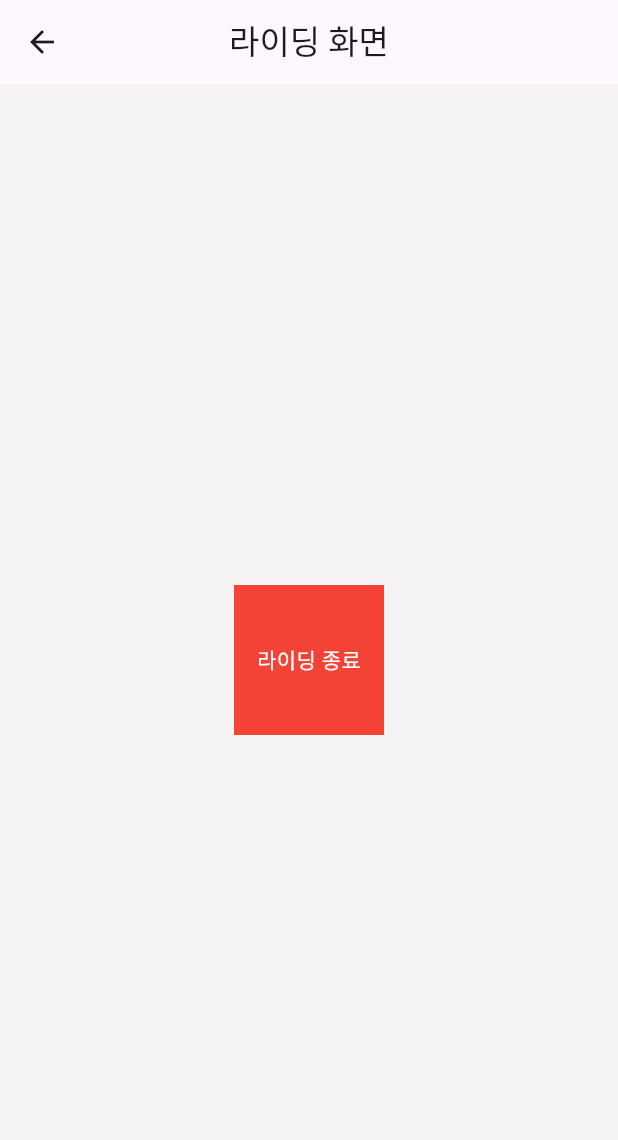
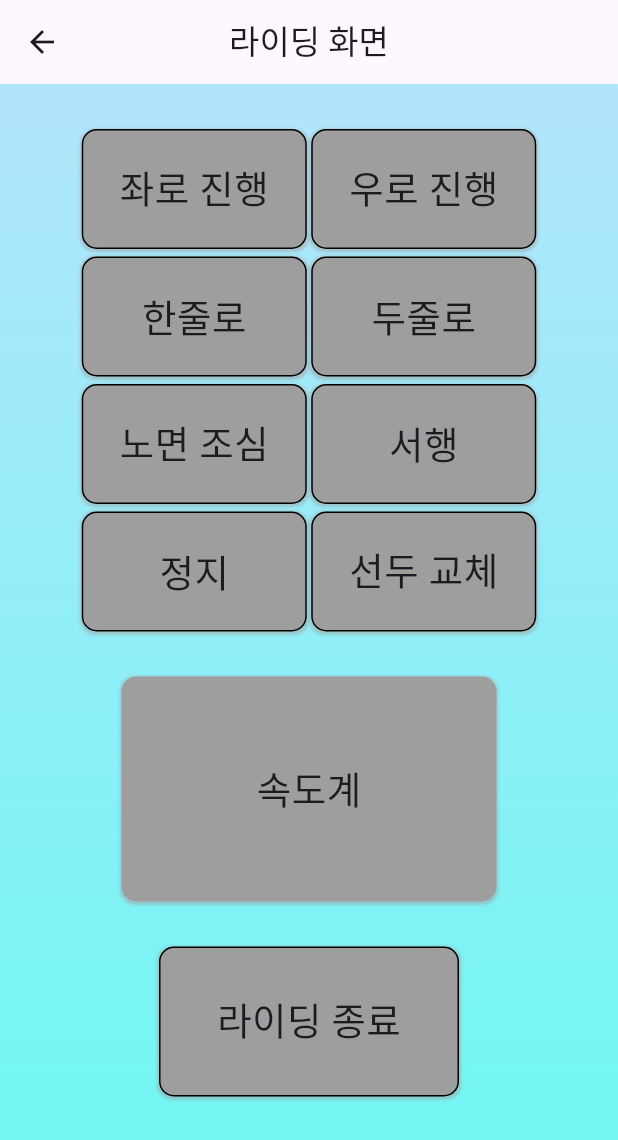
Before and after one commit to jdh4568/Together-Ride_app, a Flutter app: the Riding screen opened by its route, on a phone screen of 412 x 824 dp. Shown: the top 1140 px of the screen. Run offline on Flutter 3.47's test engine with Material 3 defaults, Android fonts, the phone set to English and light mode, and no system bars; our stand-ins replace cloud_firestore, firebase_auth, firebase_core; accounts and stored records are empty.

Commit message:
라이딩 화면 1차 구현

```diff
--- /dev/null
+++ b/togeter_ride/lib/Ride.dart
@@ -0,0 +1,43 @@
+import 'package:cloud_firestore/cloud_firestore.dart';
+
+class Ride {
+  final String rideId;
+  final String leaderUid;
+  final String currentLeaderUid;
+  final String groupId;
+  final DateTime startedAt;
+  final String status; // "진행중", "종료"
+
+  Ride({
+    required this.rideId,
+    required this.leaderUid,
+    required this.currentLeaderUid,
+    required this.groupId,
+    required this.startedAt,
+    required this.status,
+  });
+
+  // Firestore용 toMap()
+  Map<String, dynamic> toMap() {
+    return {
+      'rideId': rideId,
+      'leaderUid': leaderUid,
+      'currentLeaderUid': currentLeaderUid,
+      'groupId': groupId,
+      'startedAt': Timestamp.fromDate(startedAt),
+      'status': status,
+    };
+  }
+
+  // Firestore snapshot → Ride 객체 변환
+  factory Ride.fromMap(String docId, Map<String, dynamic> map) {
+    return Ride(
+      rideId: docId,
+      leaderUid: map['leaderUid'],
+      currentLeaderUid: map['currentLeaderUid'],
+      groupId: map['groupId'],
+      startedAt: (map['startedAt'] as Timestamp).toDate(),
+      status: map['status'],
+    );
+  }
+}
--- a/togeter_ride/lib/screens/ride_Ready.dart
+++ b/togeter_ride/lib/screens/ride_Ready.dart
@@ -1,6 +1,8 @@
 import 'package:flutter/material.dart';
 import 'package:firebase_auth/firebase_auth.dart';
 import 'package:cloud_firestore/cloud_firestore.dart';
+import '../ride.dart';
+
 
 class RideReady extends StatefulWidget {
   const RideReady({super.key});
--- a/togeter_ride/lib/screens/riding.dart
+++ b/togeter_ride/lib/screens/riding.dart
@@ -10,12 +10,7 @@ class Riding extends StatelessWidget {
     if (uid == null) return;
 
     // 현재 사용자가 리더인 경우, 해당 rideRequest의 상태를 종료로 설정
-    final rideQuery = await FirebaseFirestore.instance
-        .collection('ride_requests')
-        .where('leaderUid', isEqualTo: uid)
-        .orderBy('createdAt', descending: true)
-        .limit(1)
-        .get();
+    final rideQuery = await FirebaseFirestore.instance.collection('ride_requests').where('leaderUid', isEqualTo: uid).orderBy('createdAt', descending: true).limit(1).get();
 
     if (rideQuery.docs.isNotEmpty) {
       final rideDoc = rideQuery.docs.first.reference;
@@ -23,10 +18,7 @@ class Riding extends StatelessWidget {
     }
 
     // 모든 참여자의 상태를 '종료됨'으로 업데이트
-    final participantSnapshot = await FirebaseFirestore.instance
-        .collectionGroup('participants')
-        .where('uid', isEqualTo: uid)
-        .get();
+    final participantSnapshot = await FirebaseFirestore.instance.collectionGroup('participants').where('uid', isEqualTo: uid).get();
 
     for (var doc in participantSnapshot.docs) {
       await doc.reference.update({'status': '종료됨'});
@@ -39,24 +31,159 @@ class Riding extends StatelessWidget {
 
   @override
   Widget build(BuildContext context) {
-    return Scaffold(
-      appBar: AppBar(title: const Text("라이딩 화면"), centerTitle: true),
-      body: Center(
-        child: GestureDetector(
-          onTap: () => _endRide(context),
-          child: Container(
-            color: Colors.red,
-            height: 100,
-            width: 100,
-            child: const Center(
-              child: Text(
-                "라이딩 종료",
-                style: TextStyle(color: Colors.white),
+    return Scaffold(appBar: AppBar(title: const Text("라이딩 화면"), centerTitle: true),
+      body: Container(
+        width: double.infinity,
+        height: double.infinity,
+        decoration: const BoxDecoration(
+          gradient: LinearGradient(
+            begin: Alignment.topCenter,
+            end: Alignment.bottomCenter,
+            colors: [Color(0xffB3E5FC), Color(0xff6BF8F3)],
+          ),
+        ),
+        child: Column(
+            children: [
+              SizedBox(height: 30,),
+              Row(
+                mainAxisAlignment: MainAxisAlignment.center,
+                children: [
+                  SignalButton(label: "좌로 진행"),
+                  SizedBox(width: 3,),
+                  SignalButton(label: "우로 진행"),
+                ],
               ),
+              SizedBox(height: 5,),
+              Row(
+                mainAxisAlignment: MainAxisAlignment.center,
+                children: [
+                  SignalButton(label: "한줄로"),
+                  SizedBox(width: 3,),
+                  SignalButton(label: "두줄로"),
+                ],
+              ),
+              SizedBox(height: 5,),
+              Row(
+                mainAxisAlignment: MainAxisAlignment.center,
+                children: [
+                  SignalButton(label: "노면 조심"),
+                  SizedBox(width: 3,),
+                  SignalButton(label: "서행"),
+                ],
+              ),
+              SizedBox(height: 5,),
+              Row(
+                mainAxisAlignment: MainAxisAlignment.center,
+                children: [
+                  SignalButton(label: "정지"),
+                  SizedBox(width: 3,),
+                  SignalButton(label: "선두 교체"),
+                ],
+              ),
+              SizedBox(height: 30,),
+              Container(
+                child: Center(child: Text("속도계", style: TextStyle(fontSize: 25),),),
+                decoration: BoxDecoration(
+                  boxShadow: [
+                    BoxShadow(
+                      color: Colors.grey.withOpacity(0.5),
+                      spreadRadius: 1,
+                      blurRadius: 1,
+                      offset: const Offset(0, 1),
+                    ),
+                  ],
+                  borderRadius: BorderRadius.circular(10),
+                  color: Colors.grey,
+                ),
+                height: 150,
+                width: 250,
+              ),
+              SizedBox(height: 30,),
+              endRiding(context),
+            ],
+          ),
+      ),
+      );
+  }
+
+  // endRiding(context), <- 사용 코드
+  GestureDetector endRiding(BuildContext context) {
+    return GestureDetector(
+      onTap: () => _endRide(context),
+      child: Container(
+        decoration: BoxDecoration(
+          color: Colors.grey,
+          border: Border.all(color: Colors.black),
+          borderRadius: BorderRadius.circular(10),
+          boxShadow: [
+            BoxShadow(
+              color: Colors.grey.withOpacity(0.5),
+              spreadRadius: 1,
+              blurRadius: 1,
+              offset: const Offset(0, 1),
             ),
-          ),
+          ],
+        ),
+
+        height: 100,
+        width: 200,
+        child: const Center(
+          child: Text("라이딩 종료", style: TextStyle(fontSize: 25)),
         ),
       ),
     );
   }
 }
+class SignalButton extends StatefulWidget {
+  final String label;
+
+  const SignalButton({super.key, required this.label});
+
+  @override
+  State<SignalButton> createState() => _SignalButtonState();
+}
+
+class _SignalButtonState extends State<SignalButton> {
+  Color _currentColor = Colors.grey;
+  bool _isBlinking = false;
+
+  void _blink() async {
+    if (_isBlinking) return;
+    _isBlinking = true;
+    for (int i = 0; i < 10; i++) {
+      await Future.delayed(Duration(seconds: 1));
+      setState(() {
+        _currentColor = _currentColor == Colors.red ? Colors.grey : Colors.red;
+      });
+    }
+    setState(() {
+      _currentColor = Colors.grey;
+      _isBlinking = false;
+    });
+  }
+
+  @override
+  Widget build(BuildContext context) {
+    return GestureDetector(
+      onTap: _blink,
+      child: Container(
+        child: Center(child: Text(widget.label, style: TextStyle(fontSize: 25))),
+        decoration: BoxDecoration(
+          color: _currentColor,
+          border: Border.all(color: Colors.black),
+          borderRadius: BorderRadius.circular(10),
+          boxShadow: [
+            BoxShadow(
+              color: Colors.grey.withOpacity(0.5),
+              spreadRadius: 1,
+              blurRadius: 1,
+              offset: const Offset(0, 1),
+            ),
+          ],
+        ),
+        height: 80,
+        width: 150,
+      ),
+    );
+  }
+}
```
